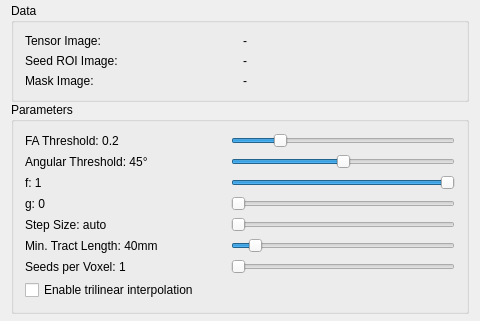
Above: Plugins/org.mitk.gui.qt.diffusionimaging/src/internal/QmitkStreamlineTrackingViewControls.ui from MITK/MITK before the change; both pictures show x 0 to 480 and y 0 to 321 of the 480 by 553 pixel window. Below: the same form after it.
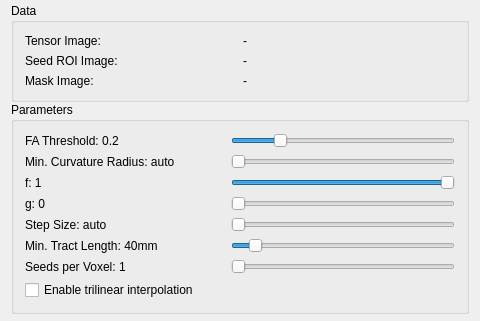
That is the form after the change.

Commit message: changed angular threshold to curvature radius threshold

What changed in the file:
```diff
--- a/Plugins/org.mitk.gui.qt.diffusionimaging/src/internal/QmitkStreamlineTrackingViewControls.ui
+++ b/Plugins/org.mitk.gui.qt.diffusionimaging/src/internal/QmitkStreamlineTrackingViewControls.ui
@@ -73,13 +73,13 @@
          <string>Fractional Anisotropy Threshold</string>
         </property>
         <property name="minimum">
-         <number>0</number>
+         <number>-1</number>
         </property>
         <property name="maximum">
-         <number>90</number>
+         <number>50</number>
         </property>
         <property name="value">
-         <number>45</number>
+         <number>-1</number>
         </property>
         <property name="orientation">
          <enum>Qt::Horizontal</enum>
@@ -243,7 +243,7 @@
          <string>Minimum tract length in mm.</string>
         </property>
         <property name="text">
-         <string>Angular Threshold: 45°</string>
+         <string>Min. Curvature Radius: auto</string>
         </property>
        </widget>
       </item>
```
Left out of the diff: 19 changed lines with no effect on the pictures. The commit also changes 3 other files.
